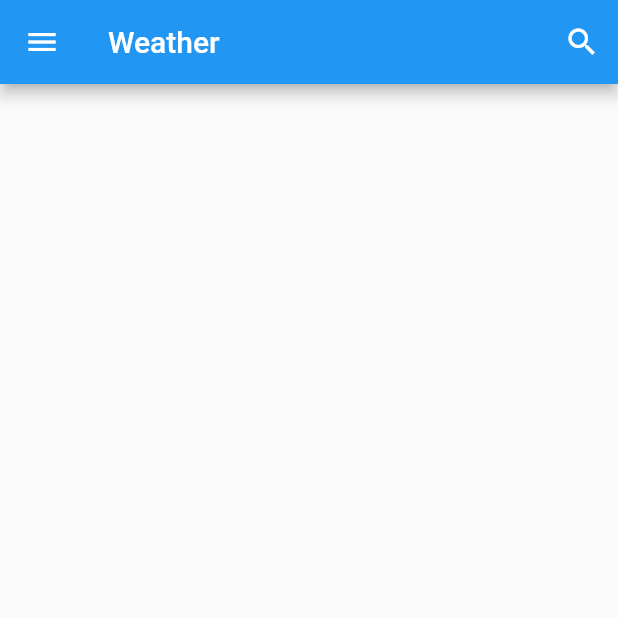
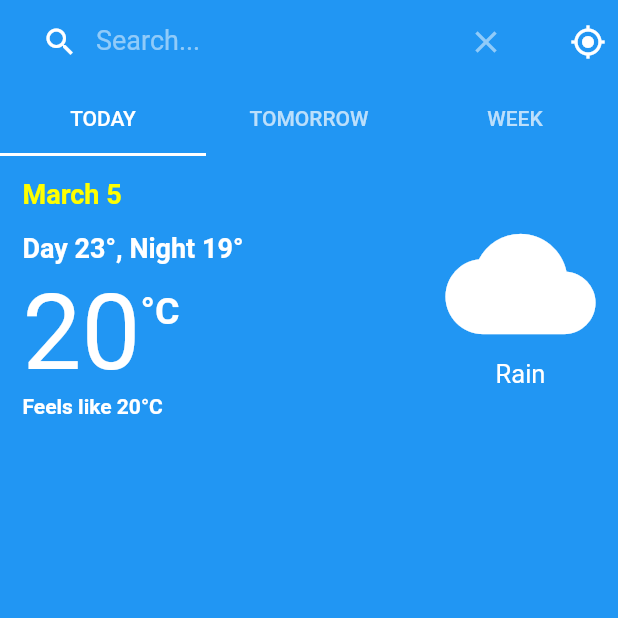
Before and after one commit to mduccc/weather_app, a Flutter app: the screen it shows after launch, on a phone screen of 412 x 824 dp, the top half of it. Run offline on Flutter 3.47's test engine with Material 2 defaults, Android fonts, the phone set to English and light mode, and no system bars; our stand-ins replace html_unescape.

Commit message:
Build Layout

```diff
--- a/lib/main.dart
+++ b/lib/main.dart
@@ -1,113 +1,4 @@
 import 'package:flutter/material.dart';
+import './ui/main.dart';
 
 void main() => runApp(MyApp());
-
-class MyApp extends StatelessWidget {
-  @override
-  Widget build(BuildContext context) {
-    return MaterialApp(
-      title: 'Weather',
-      theme: ThemeData(
-        primarySwatch: Colors.blue,
-      ),
-      home: MyHomePage(title: ''),
-    );
-  }
-}
-
-class MyHomePage extends StatefulWidget {
-  MyHomePage({Key key, this.title}) : super(key: key);
-  final String title;
-
-  @override
-  _MyHomePageState createState() => _MyHomePageState();
-}
-
-class _MyHomePageState extends State<MyHomePage> {
-  var searchIcon = Icon(Icons.search, color: Colors.white);
-  var searchIconState = 0;
-  Widget appBarTitle = Text('Weather');
-
-  @override
-  Widget build(BuildContext context) {
-    return Scaffold(
-      appBar: AppBar(
-        title: appBarTitle,
-        actions: <Widget>[
-          Builder(
-            builder: (context) =>
-                IconButton(
-                  icon: searchIcon,
-                  onPressed: () {
-                    search(context);
-                  },
-                ),
-          )
-        ],
-      ),
-      body: Center(
-        child: Text(''),
-      ),
-      drawer: Drawer(
-        child: ListView(
-          padding: EdgeInsets.zero,
-          children: <Widget>[
-            DrawerHeader(
-              child: Text(''),
-              decoration: BoxDecoration(
-                color: Colors.blue,
-              ),
-            ),
-            ListTile(
-              leading: Icon(Icons.my_location),
-              title: Text('My location'),
-              onTap: () {
-                // Update the state of the app
-                // ...
-                // Then close the drawer
-                Navigator.pop(context);
-              },
-            ),
-            ListTile(
-              leading: Icon(Icons.settings),
-              title: Text('Settings'),
-              onTap: () {
-                // Update the state of the app
-                // ...
-                // Then close the drawer
-                Navigator.pop(context);
-              },
-            ),
-          ],
-        ),
-      ),
-    );
-  }
-
-  search(BuildContext context) {
-    searchIconState++;
-    //Scaffold.of(context).showSnackBar(SnackBar(content: Text("Show search bar")));
-    setState(() {
-      if (searchIconState % 2 != 0) {
-        searchIcon = Icon(Icons.close, color: Colors.white);
-        appBarTitle = TextField(
-            style: TextStyle(color: Colors.white, fontSize: 18),
-            decoration: InputDecoration(
-                border: InputBorder.none,
-                icon: Icon(Icons.search, color: Colors.white),
-                hintText: 'Search...',
-                hintStyle: TextStyle(
-                  color: Colors.white.withOpacity(0.5),
-                  //fontWeight: FontWeight.bold,
-                  fontSize: 18
-                )
-            )
-        );
-      }
-      else {
-        searchIcon = Icon(Icons.search, color:Colors.white);
-        appBarTitle = Text('Weather');
-      }
-    });
-  }
-}
--- /dev/null
+++ b/lib/ui/main.dart
@@ -0,0 +1,161 @@
+import 'package:flutter/material.dart';
+import 'today.dart';
+import 'tomorrow.dart';
+import 'week.dart';
+
+class MyApp extends StatelessWidget {
+  @override
+  Widget build(BuildContext context) {
+    return MaterialApp(
+      title: 'Weather',
+      theme: ThemeData(
+        primarySwatch: Colors.blue,
+      ),
+      home: MyHomePage(title: ''),
+    );
+  }
+}
+
+class MyHomePage extends StatefulWidget {
+  MyHomePage({Key key, this.title}) : super(key: key);
+  final String title;
+
+  @override
+  _MyHomePageState createState() => _MyHomePageState();
+}
+
+class _MyHomePageState extends State<MyHomePage> {
+  Icon _searchIcon = Icon(Icons.search, color: Colors.white);
+  IconButton _locationIcon;
+  IconButton _iconClear;
+  Widget _appBarTitle;
+  TextEditingController _controller = TextEditingController();
+  FocusNode _focusNode = FocusNode();
+
+  _onChange() {
+    print(_controller.text);
+  }
+
+  _onFocusNode() {
+  }
+
+  @override
+  void initState() {
+    super.initState();
+
+    _iconClear = IconButton(icon: Icon(Icons.clear, color: Colors.white.withOpacity(0.5)), onPressed: () {
+      _controller.clear();
+    });
+
+    _locationIcon = IconButton(icon: Icon(Icons.my_location, color: Colors.white), onPressed: () {
+    });
+
+    _appBarTitle = TextField(
+        controller: _controller,
+        focusNode: _focusNode,
+        onSubmitted: (_) {
+        },
+        style: TextStyle(color: Colors.white, fontSize: 18),
+        textInputAction: TextInputAction.done,
+        textCapitalization: TextCapitalization.sentences,
+        cursorColor: Colors.white,
+        cursorRadius: Radius.circular(16.0),
+        maxLines: 1,
+        decoration: InputDecoration(
+            border: InputBorder.none,
+            prefixIcon: _searchIcon,
+            suffixIcon: _iconClear,
+            hintText: 'Search...',
+            hintStyle:
+            TextStyle(color: Colors.white.withOpacity(0.5), fontSize: 18)));
+
+    _controller.addListener(_onChange);
+    _focusNode.addListener(_onFocusNode);
+  }
+
+  @override
+  void dispose() {
+    // Clean up the controller when the Widget is removed from the Widget tree
+    // This also removes the _printLatestValue listener
+    _controller.dispose();
+    _focusNode.dispose();
+    super.dispose();
+  }
+
+  _nestedScrollViewController() {}
+
+  _tabBarController() {}
+
+  // onBackPress
+  Future<bool> _onWillPopScope() {
+    return Future(() => true);
+  }
+
+  @override
+  Widget build(BuildContext context) {
+    return WillPopScope(
+      onWillPop: _onWillPopScope,
+      child: DefaultTabController(
+        length: 3,
+        child: NestedScrollView(
+            controller: _nestedScrollViewController(),
+            headerSliverBuilder: (BuildContext context, bool isScrolled) {
+              return <Widget>[
+                SliverAppBar(
+                  title: _appBarTitle,
+                  actions: <Widget>[
+                    Builder(
+                      builder: (context) =>
+                          IconButton(
+                            icon: _locationIcon,
+                            onPressed: () {
+                              print('haha');
+                            },
+                          ),
+                    )
+                  ],
+                  pinned: true,
+                  floating: true,
+                  forceElevated: isScrolled,
+                  bottom: TabBar(
+                    tabs: <Widget>[
+                      Tab(text: 'TODAY'),
+                      Tab(text: 'TOMORROW'),
+                      Tab(text: 'WEEK')
+                    ],
+                    controller: _tabBarController(),
+                  ),
+                )
+              ];
+            },
+            body: GestureDetector(
+              onTap: () {
+                _closeSearch();
+              },
+              child: Scaffold(
+                body: TabBarView(
+                  children: <Widget>[
+                    todayUI(),
+                    tomorrowUI(),
+                    weekUI(),
+                  ],
+                ),
+              ),
+            )
+        ),
+      ),
+    );
+  }
+
+  _closeSearch() {
+    _controller.clear();
+    _focusNode.unfocus();
+  }
+
+  _search() {
+    //Scaffold.of(context).showSnackBar(SnackBar(content: Text("Show search bar")));
+    setState(() {
+      _controller.text = '';
+    });
+  }
+}
--- /dev/null
+++ b/lib/ui/renderHtmlCharacter.dart
@@ -0,0 +1,7 @@
+import 'package:html_unescape/html_unescape.dart';
+
+htmlDecode(input) {
+  var unescape = new HtmlUnescape();
+  var text = unescape.convert(input);
+  return text;
+}
--- /dev/null
+++ b/lib/ui/today.dart
@@ -0,0 +1,81 @@
+import 'package:flutter/material.dart';
+import 'renderHtmlCharacter.dart';
+
+todayUI() {
+  return Container(
+      color: Colors.blue,
+      margin: EdgeInsets.all(0) /* margin */,
+      padding: EdgeInsets.all(15),
+      child: Column(
+        children: <Widget>[
+          Row(
+            mainAxisAlignment: MainAxisAlignment.spaceBetween /*weight center*/,
+            children: [
+              Column(
+                crossAxisAlignment: CrossAxisAlignment.start /*align: left*/,
+                children: <Widget>[
+                  Container(
+                      margin: EdgeInsets.only(bottom: 15, left: 0),
+                      child: Text('March 5',
+                          style: TextStyle(
+                              fontSize: 18,
+                              color: Colors.yellowAccent,
+                              fontWeight: FontWeight.bold))),
+                  Container(
+                    margin: EdgeInsets.only(bottom: 5, left: 0),
+                    child: Text(
+                        'Day 23' +
+                            htmlDecode('&#176;') +
+                            ', Night 19' +
+                            htmlDecode('&#176;'),
+                        style: TextStyle(
+                            fontSize: 18,
+                            color: Colors.white,
+                            fontWeight: FontWeight.bold)),
+                  ),
+                  Container(
+                      child: Row(
+                    crossAxisAlignment: CrossAxisAlignment.start,
+                    mainAxisAlignment: MainAxisAlignment.start,
+                    mainAxisSize: MainAxisSize.min,
+                    children: <Widget>[
+                      Container(
+                        child: Text('20',
+                            style:
+                                TextStyle(fontSize: 70, color: Colors.white)),
+                      ),
+                      Container(
+                          padding: new EdgeInsets.only(top: 12),
+                          child: Text(htmlDecode('&#176;') + 'C',
+                              style: TextStyle(
+                                  fontSize: 25,
+                                  color: Colors.white,
+                                  fontWeight: FontWeight.bold)))
+                    ],
+                  )),
+                  Container(
+                    child: Text(
+                      'Feels like 20' + htmlDecode('&#176;') + 'C',
+                      style: TextStyle(
+                          color: Colors.white, fontWeight: FontWeight.bold),
+                    ),
+                  )
+                ],
+              ),
+              Column(
+                crossAxisAlignment: CrossAxisAlignment.center /*align: right*/,
+                children: <Widget>[
+                  Container(
+                      child: Icon(Icons.cloud, size: 100, color: Colors.white)),
+                  Container(
+                      child: Text(
+                    'Rain',
+                    style: TextStyle(color: Colors.white, fontSize: 17),
+                  ))
+                ],
+              ),
+            ],
+          ),
+        ],
+      ));
+}
--- /dev/null
+++ b/lib/ui/tomorrow.dart
@@ -0,0 +1,81 @@
+import 'package:flutter/material.dart';
+import 'renderHtmlCharacter.dart';
+
+tomorrowUI() {
+  return Container(
+      color: Colors.yellow,
+      margin: EdgeInsets.all(0) /* margin */,
+      padding: EdgeInsets.all(15),
+      child: Column(
+        children: <Widget>[
+          Row(
+            mainAxisAlignment: MainAxisAlignment.spaceBetween /*weight center*/,
+            children: [
+              Column(
+                crossAxisAlignment: CrossAxisAlignment.start /*align: left*/,
+                children: <Widget>[
+                  Container(
+                      margin: EdgeInsets.only(bottom: 15, left: 0),
+                      child: Text('March 5',
+                          style: TextStyle(
+                              fontSize: 18,
+                              color: Colors.blue,
+                              fontWeight: FontWeight.bold))),
+                  Container(
+                    margin: EdgeInsets.only(bottom: 5, left: 0),
+                    child: Text(
+                        'Day 29' +
+                            htmlDecode('&#176;') +
+                            ', Night 24' +
+                            htmlDecode('&#176;'),
+                        style: TextStyle(
+                            fontSize: 18,
+                            color: Colors.white,
+                            fontWeight: FontWeight.bold)),
+                  ),
+                  Container(
+                      child: Row(
+                        crossAxisAlignment: CrossAxisAlignment.start,
+                        mainAxisAlignment: MainAxisAlignment.start,
+                        mainAxisSize: MainAxisSize.min,
+                        children: <Widget>[
+                          Container(
+                            child: Text('26',
+                                style:
+                                TextStyle(fontSize: 70, color: Colors.white)),
+                          ),
+                          Container(
+                              padding: new EdgeInsets.only(top: 12),
+                              child: Text(htmlDecode('&#176;') + 'C',
+                                  style: TextStyle(
+                                      fontSize: 25,
+                                      color: Colors.white,
+                                      fontWeight: FontWeight.bold)))
+                        ],
+                      )),
+                  Container(
+                    child: Text(
+                      'Feels like 26' + htmlDecode('&#176;') + 'C',
+                      style: TextStyle(
+                          color: Colors.white, fontWeight: FontWeight.bold),
+                    ),
+                  )
+                ],
+              ),
+              Column(
+                crossAxisAlignment: CrossAxisAlignment.center /*align: right*/,
+                children: <Widget>[
+                  Container(
+                      child: Icon(Icons.wb_sunny, size: 100, color: Colors.white)),
+                  Container(
+                      child: Text(
+                        'Sunny',
+                        style: TextStyle(color: Colors.white, fontSize: 17),
+                      ))
+                ],
+              ),
+            ],
+          ),
+        ],
+      ));
+}
--- /dev/null
+++ b/lib/ui/week.dart
@@ -0,0 +1,5 @@
+import 'package:flutter/material.dart';
+
+weekUI() {
+  return Text('week');
+}
--- a/pubspec.yaml
+++ b/pubspec.yaml
@@ -15,6 +15,9 @@ environment:
 dependencies:
   flutter:
     sdk: flutter
+  http: ^0.12.0+1
+  html_unescape: ^1.0.1+2
+
 
   # The following adds the Cupertino Icons font to your application.
   # Use with the CupertinoIcons class for iOS style icons.
```
Also changed, not shown: 1 other file.
